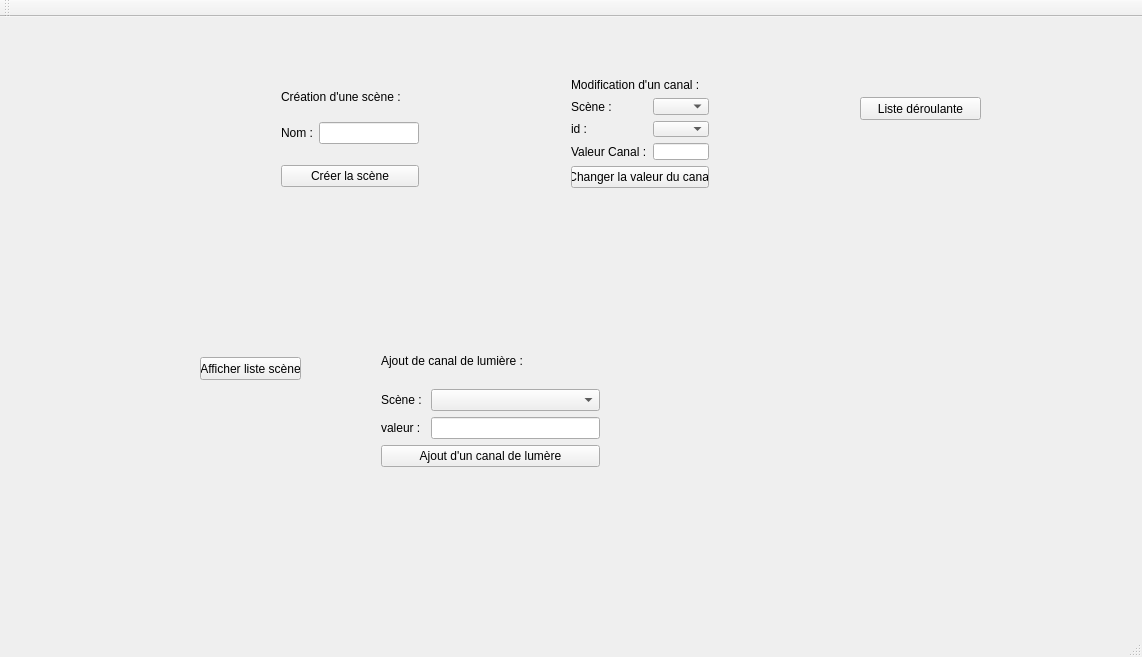
Above: Scene/Webedia/Webedia.ui from charlesdesenclos/Projet-BTS-Webedia before the change. Below: the same form after it.
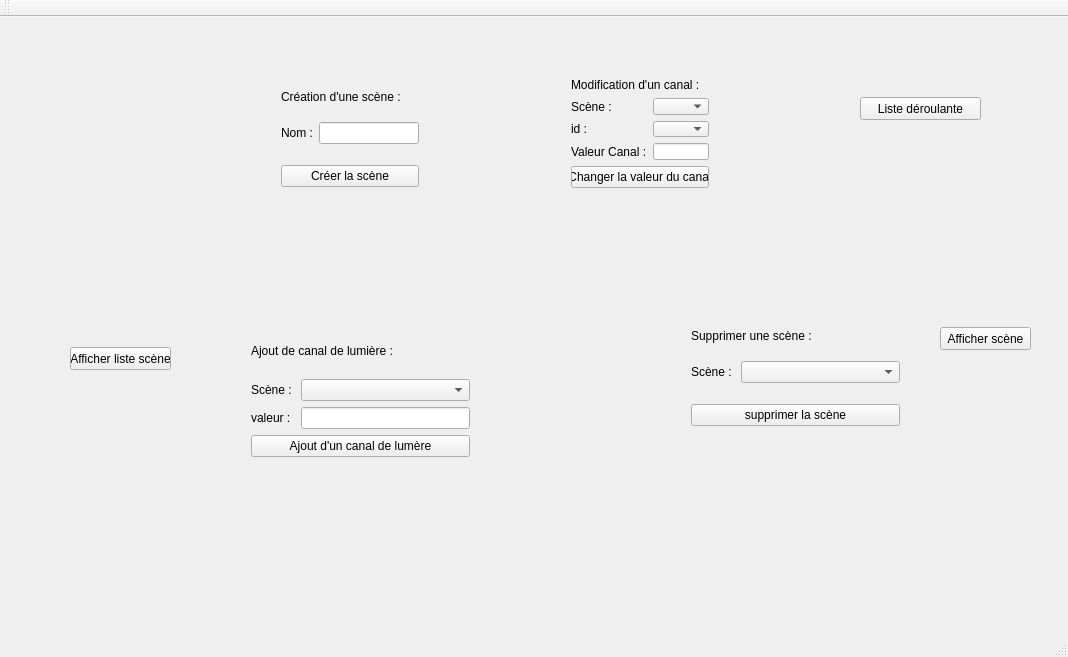
That is the form after the change.

```diff
--- a/Scene/Webedia/Webedia.ui
+++ b/Scene/Webedia/Webedia.ui
@@ -6,7 +6,7 @@
    <rect>
     <x>0</x>
     <y>0</y>
-    <width>1142</width>
+    <width>1068</width>
     <height>657</height>
    </rect>
   </property>
@@ -159,8 +159,8 @@
    <widget class="QWidget" name="verticalLayoutWidget_4">
     <property name="geometry">
      <rect>
-      <x>370</x>
-      <y>310</y>
+      <x>240</x>
+      <y>300</y>
       <width>241</width>
       <height>151</height>
      </rect>
@@ -209,8 +209,8 @@
    <widget class="QPushButton" name="pushButton_afficher_scene">
     <property name="geometry">
      <rect>
-      <x>200</x>
-      <y>340</y>
+      <x>70</x>
+      <y>330</y>
       <width>101</width>
       <height>23</height>
      </rect>
@@ -219,6 +219,59 @@
      <string>Afficher liste scène</string>
     </property>
    </widget>
+   <widget class="QWidget" name="verticalLayoutWidget_3">
+    <property name="geometry">
+     <rect>
+      <x>680</x>
+      <y>289</y>
+      <width>231</width>
+      <height>131</height>
+     </rect>
+    </property>
+    <layout class="QVBoxLayout" name="verticalLayout_3">
+     <item>
+      <widget class="QLabel" name="label_4">
+       <property name="text">
+        <string>Supprimer une scène :</string>
+       </property>
+      </widget>
+     </item>
+     <item>
+      <layout class="QFormLayout" name="formLayout_4">
+       <item row="0" column="0">
+        <widget class="QLabel" name="label_5">
+         <property name="text">
+          <string>Scène : </string>
+         </property>
+        </widget>
+       </item>
+       <item row="0" column="1">
+        <widget class="QComboBox" name="supprimer_scene"/>
+       </item>
+      </layout>
+     </item>
+     <item>
+      <widget class="QPushButton" name="pushButton_supprimer_scne">
+       <property name="text">
+        <string>supprimer la scène</string>
+       </property>
+      </widget>
+     </item>
+    </layout>
+   </widget>
+   <widget class="QPushButton" name="pushButton_afficher_scene2">
+    <property name="geometry">
+     <rect>
+      <x>940</x>
+      <y>310</y>
+      <width>91</width>
+      <height>23</height>
+     </rect>
+    </property>
+    <property name="text">
+     <string>Afficher scène</string>
+    </property>
+   </widget>
   </widget>
   <widget class="QMenuBar" name="menuBar">
    <property name="geometry">
```
Left out of the diff: 19 changed lines with no effect on the pictures.
